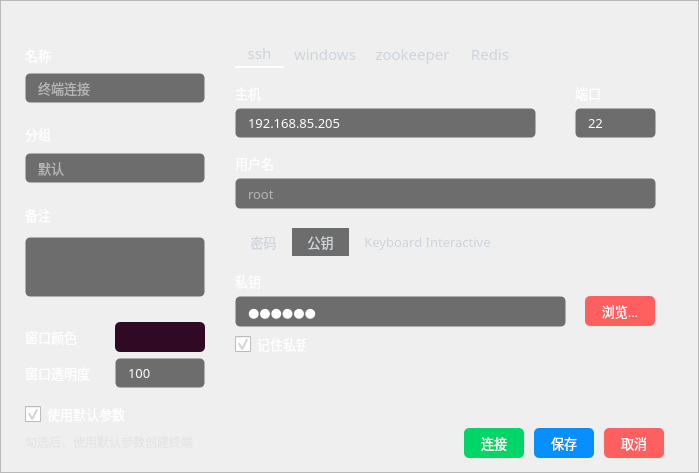
Before: the Qt Designer form source/createconnect.ui in HuaGouFdog/Fdog-Kit, drawn with Qt 5.
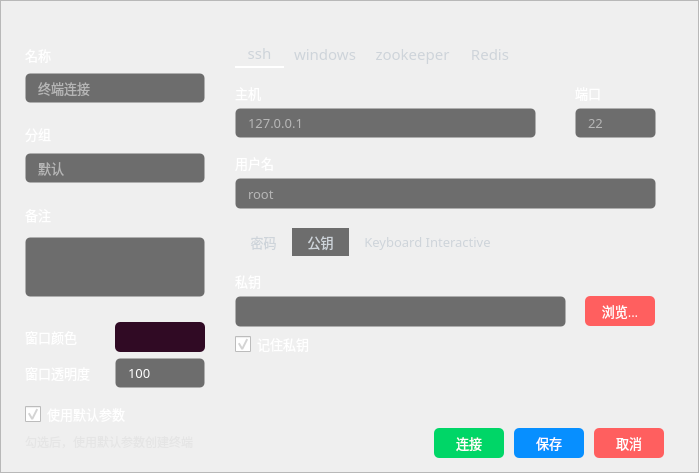
After: the same form once the commit is applied. The open tabs and pages were chosen to show the change. Icons and pictures are not drawn.

Patch:
```diff
--- a/source/createconnect.ui
+++ b/source/createconnect.ui
@@ -902,7 +902,7 @@
 padding-right:10px;</string>
                 </property>
                 <property name="text">
-                 <string>192.168.85.205</string>
+                 <string/>
                 </property>
                 <property name="placeholderText">
                  <string>127.0.0.1</string>
@@ -975,7 +975,7 @@
 padding-right:10px;</string>
                 </property>
                 <property name="text">
-                 <string>22</string>
+                 <string/>
                 </property>
                 <property name="placeholderText">
                  <string>22</string>
@@ -1327,10 +1327,10 @@
 padding-right:10px;</string>
                   </property>
                   <property name="text">
-                   <string>******</string>
+                   <string/>
                   </property>
                   <property name="echoMode">
-                   <enum>QLineEdit::Password</enum>
+                   <enum>QLineEdit::Normal</enum>
                   </property>
                  </widget>
                  <widget class="QToolButton" name="toolButton_browse">
@@ -1393,7 +1393,7 @@
                    <rect>
                     <x>0</x>
                     <y>80</y>
-                    <width>71</width>
+                    <width>81</width>
                     <height>16</height>
                    </rect>
                   </property>
@@ -2375,13 +2375,13 @@
                  </property>
                  <property name="minimumSize">
                   <size>
-                   <width>60</width>
+                   <width>70</width>
                    <height>30</height>
                   </size>
                  </property>
                  <property name="maximumSize">
                   <size>
-                   <width>60</width>
+                   <width>70</width>
                    <height>30</height>
                   </size>
                  </property>
@@ -2424,13 +2424,13 @@
                  </property>
                  <property name="minimumSize">
                   <size>
-                   <width>60</width>
+                   <width>70</width>
                    <height>30</height>
                   </size>
                  </property>
                  <property name="maximumSize">
                   <size>
-                   <width>60</width>
+                   <width>70</width>
                    <height>30</height>
                   </size>
                  </property>
@@ -2475,13 +2475,13 @@
                  </property>
                  <property name="minimumSize">
                   <size>
-                   <width>60</width>
+                   <width>70</width>
                    <height>30</height>
                   </size>
                  </property>
                  <property name="maximumSize">
                   <size>
-                   <width>60</width>
+                   <width>70</width>
                    <height>30</height>
                   </size>
                  </property>
```
Left out of the diff: 6 changed lines with no effect on the pictures.
